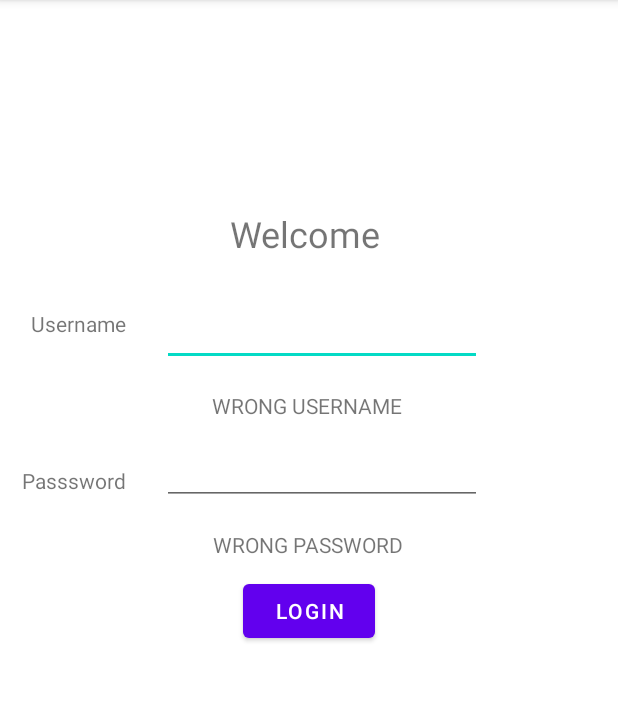
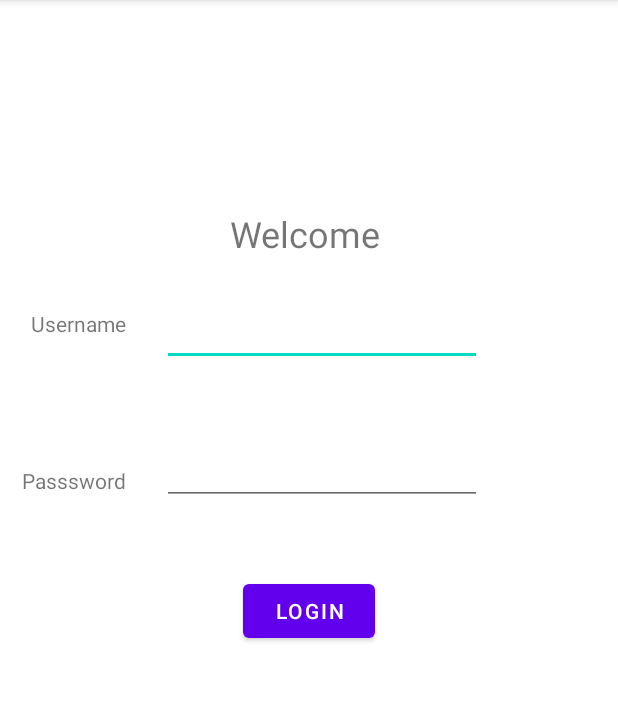
Before and after one commit to jackychulo/SignUpForm, an Android app: the screen it shows after launch (FormActivity), after a tap on "LOGIN", on a phone screen of 412 x 824 dp, the part 84-785 px from its top. Run offline under Robolectric (Android 15) with nearby library versions, the phone set to English and light mode, and no system bars.

```diff
--- a/app/src/main/java/edu/temple/signupform/FormActivity.java
+++ b/app/src/main/java/edu/temple/signupform/FormActivity.java
@@ -24,22 +24,7 @@ public class FormActivity extends AppCompatActivity {
         TextView wpas = findViewById(R.id.inv2);
 
         Button button = findViewById(R.id.button1);
-        button.setOnClickListener(new View.OnClickListener() {
-            public void onClick(View v) {
-                if(name.getText().toString().equals("admin") && pass.getText().toString().equals("admin")){
-                    Toast.makeText(FormActivity.this,
-                            "WELCOME, "+name.getText().toString(),
-                            Toast.LENGTH_SHORT).show();
-                    wuse.setVisibility(View.INVISIBLE);
-                    wpas.setVisibility(View.INVISIBLE);
-                }else{
-                    wuse.setText("WRONG USERNAME");
-                    wpas.setText("WRONG PASSWORD");
-                    wuse.setVisibility(View.VISIBLE);
-                    wpas.setVisibility(View.VISIBLE);
-                }
-            }
-        });
+
     }
 
 }
```
